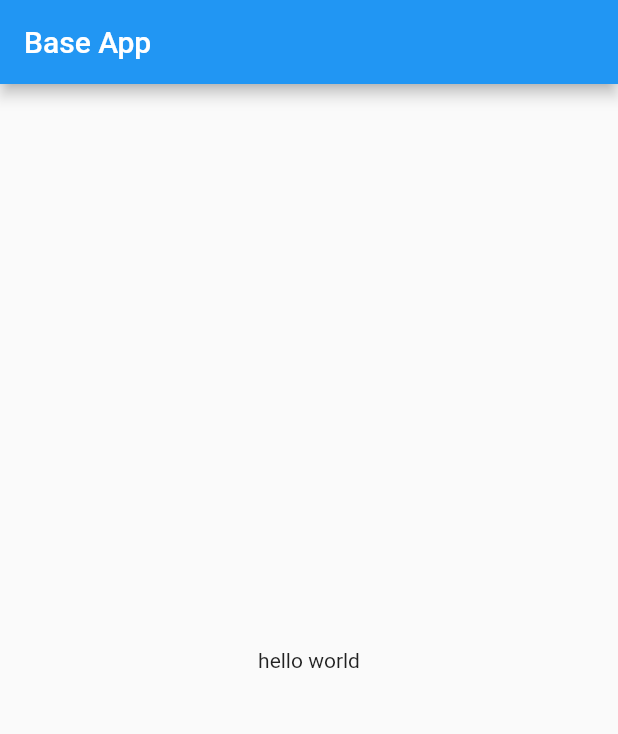
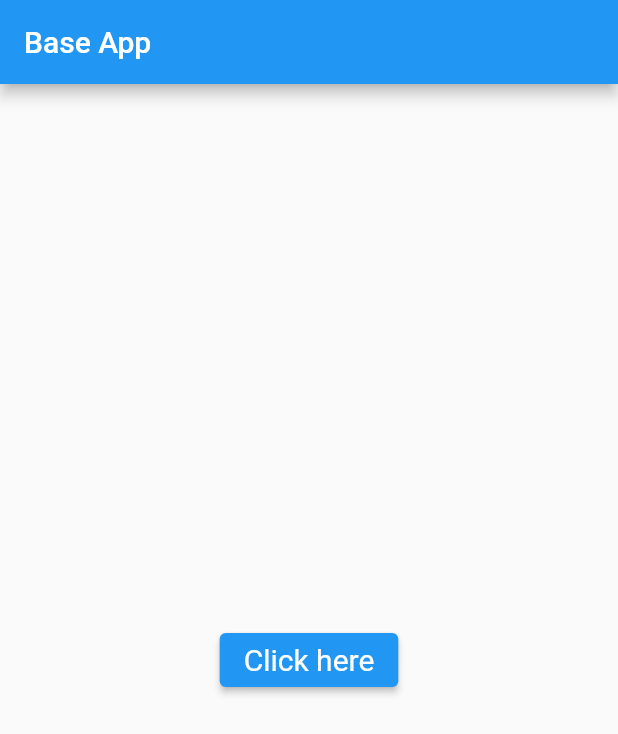
Before and after one commit to bluesky15/flutter_base, a Flutter app: the screen it shows after launch, on a phone screen of 412 x 824 dp. Shown: the top 734 px of the screen. Run offline on Flutter 3.47's test engine with Material 2 defaults, Android fonts, the phone set to English and light mode, and no system bars; our stand-ins replace freezed_annotation.

Commit message:
button created

```diff
--- a/lib/app/pages/home/page_home.dart
+++ b/lib/app/pages/home/page_home.dart
@@ -19,11 +19,19 @@ class _MyHomePageState extends State<MyHomePage> {
 
   @override
   Widget build(BuildContext context) {
+    final ButtonStyle style =
+        ElevatedButton.styleFrom(textStyle: const TextStyle(fontSize: 20));
     return Scaffold(
         appBar: AppBar(
           title: Text(widget.title),
         ),
-      body: const Center(child: Text("hello world"),)
+        body: Center(
+          child: ElevatedButton(
+            onPressed: () {},
+            style: style,
+            child: const Text("Click here"),
+          ),
+        )
         // Center(
         //   child: Column(
         //     mainAxisAlignment: MainAxisAlignment.center,
```
Lines whose indentation alone changed are shown as unchanged.
